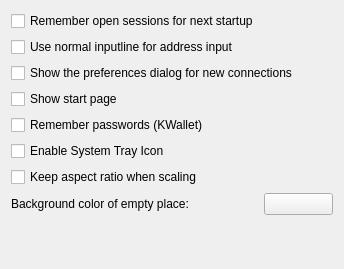
The window that config/general.ui (KDE/krdc) describes before a commit, drawn with Qt 5.
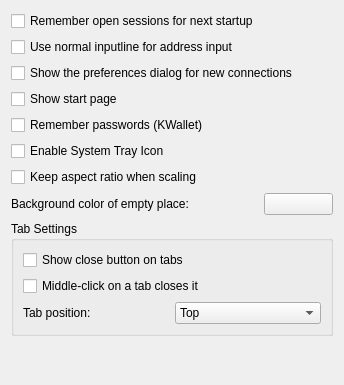
The same window after the commit. Custom widgets are drawn as their Qt base class.

Commit message:
Improve tab behavior: * Close tabs with mouse middle-click (option) * Option to disable close buttons on tabs * Option to set position of tab bar (top, bottom, left, right) * Context menu on tabs (Close and bookmark action) * Option options dialog on tab double click for current connection
FEATURE:167432
FEATURE:184339

The edit to the form file:
```diff
--- a/config/general.ui
+++ b/config/general.ui
@@ -1,15 +1,15 @@
 <ui version="4.0" >
  <class>General</class>
- <widget class="QWidget" name="General" >
-  <property name="geometry" >
+ <widget class="QWidget" name="General">
+  <property name="geometry">
    <rect>
     <x>0</x>
     <y>0</y>
     <width>344</width>
-    <height>269</height>
+    <height>385</height>
    </rect>
   </property>
-  <layout class="QVBoxLayout" >
+  <layout class="QVBoxLayout" name="verticalLayout_2">
    <item>
     <widget class="QCheckBox" name="kcfg_RememberSessions" >
      <property name="text" >
@@ -60,7 +60,7 @@
     </widget>
    </item>
    <item>
-    <layout class="QHBoxLayout" >
+    <layout class="QHBoxLayout">
      <item>
       <widget class="QLabel" name="backgroundLabel" >
        <property name="text" >
@@ -93,6 +93,64 @@
      </item>
     </layout>
    </item>
+   <item>
+    <widget class="QGroupBox" name="tabGroupBox">
+     <property name="title">
+      <string>Tab Settings</string>
+     </property>
+     <layout class="QVBoxLayout" name="verticalLayout">
+      <item>
+       <widget class="QCheckBox" name="kcfg_TabCloseButton">
+        <property name="text">
+         <string>Show close button on tabs</string>
+        </property>
+       </widget>
+      </item>
+      <item>
+       <widget class="QCheckBox" name="kcfg_TabMiddleClick">
+        <property name="text">
+         <string>Middle-click on a tab closes it</string>
+        </property>
+       </widget>
+      </item>
+      <item>
+       <layout class="QHBoxLayout" name="horizontalLayout">
+        <item>
+         <widget class="QLabel" name="tabOrientationLabel">
+          <property name="text">
+           <string>Tab position:</string>
+          </property>
+         </widget>
+        </item>
+        <item>
+         <widget class="KComboBox" name="kcfg_TabPosition">
+          <item>
+           <property name="text">
+            <string>Top</string>
+           </property>
+          </item>
+          <item>
+           <property name="text">
+            <string>Bottom</string>
+           </property>
+          </item>
+          <item>
+           <property name="text">
+            <string>Left</string>
+           </property>
+          </item>
+          <item>
+           <property name="text">
+            <string>Right</string>
+           </property>
+          </item>
+         </widget>
+        </item>
+       </layout>
+      </item>
+     </layout>
+    </widget>
+   </item>
    <item>
     <spacer>
      <property name="orientation" >
@@ -114,6 +172,11 @@
    <extends>QPushButton</extends>
    <header>kcolorbutton.h</header>
   </customwidget>
+  <customwidget>
+   <class>KComboBox</class>
+   <extends>QComboBox</extends>
+   <header>kcombobox.h</header>
+  </customwidget>
  </customwidgets>
  <resources/>
  <connections/>
```
Left out of the diff: 49 changed lines with no effect on the pictures. The commit also changes 7 other files.
